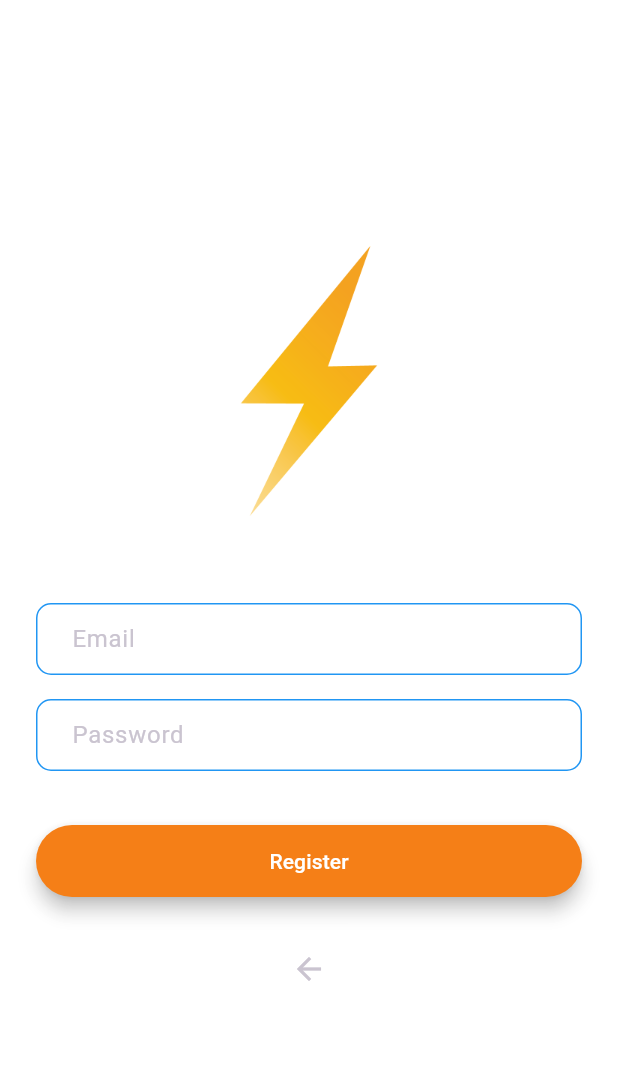
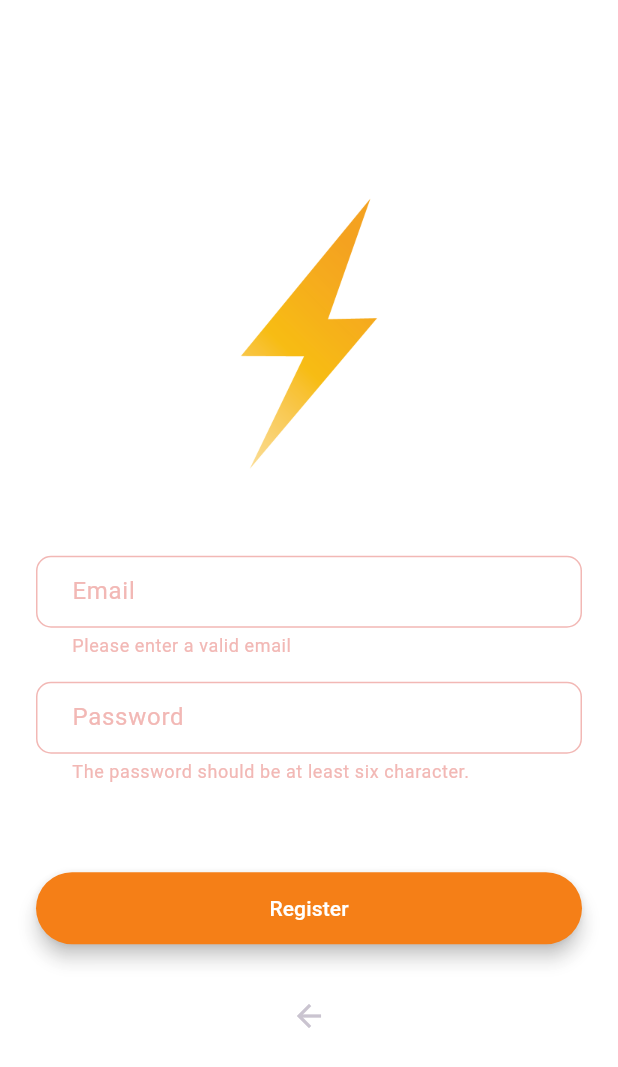
Before and after one commit to shkula99/Flash-Chat, a Flutter app: the RegistrationScreen screen opened by its route, after a tap on "Register", on a phone screen of 412 x 824 dp. Shown: the top 1067 px of the screen. Run offline on Flutter 3.47's test engine with Material 3 defaults, Android fonts, the phone set to English and light mode, and no system bars; our stand-ins replace animated_text_kit, email_validator, firebase_auth, firebase_core; accounts and stored records are empty.

```diff
--- a/lib/screens/registration_screen.dart
+++ b/lib/screens/registration_screen.dart
@@ -1,6 +1,7 @@
 import 'package:email_validator/email_validator.dart';
+import 'package:firebase_auth/firebase_auth.dart';
 import 'package:flash_chat_starting_project/components/rounded_button.dart';
-
+import 'package:flash_chat_starting_project/screens/chat_screen.dart';
 import '/constants.dart';
 import 'package:flutter/material.dart';
 
@@ -11,6 +12,12 @@ class RegistrationScreen extends StatefulWidget {
 }
 
 class _RegistrationScreenState extends State<RegistrationScreen> {
+  final TextEditingController _emailController = TextEditingController();
+  final TextEditingController _passwordController = TextEditingController();
+  final GlobalKey<FormState> _formKey = GlobalKey<FormState>();
+  var auth = FirebaseAuth.instance;
+  String errorMessage = '';
+
   @override
   Widget build(BuildContext context) {
     return Scaffold(
@@ -31,36 +38,65 @@ class _RegistrationScreenState extends State<RegistrationScreen> {
             const SizedBox(
               height: 48.0,
             ),
+            Form(
+              key: _formKey,
+              child: Column(children: [
                 TextFormField(
-              decoration: kTextFieldDecoration.copyWith(hintText: 'Enter your email',
-              labelText: 'Email'),
-              onChanged: (value) {
-                //Do something with the user input
-              },
+                  decoration: kTextFieldDecoration.copyWith(
+                      hintText: 'Enter your email', labelText: 'Email'),
+                  controller: _emailController,
                   autovalidateMode: AutovalidateMode.onUserInteraction,
-              validator: (email){
-                return email!=null && EmailValidator.validate(email) ? null : 'Please enter a valid email';
+                  validator: (email) {
+                    return email != null && EmailValidator.validate(email)
+                        ? null
+                        : 'Please enter a valid email';
                   },
                 ),
                 const SizedBox(
                   height: 16,
                 ),
                 TextFormField(
-              decoration: kTextFieldDecoration.copyWith(hintText: 'Enter your password',
-              labelText: 'Password'),
+                  decoration: kTextFieldDecoration.copyWith(
+                      hintText: 'Enter your password', labelText: 'Password'),
                   obscureText: true,
-              onChanged: (value) {
-                //Do something with the user input
+                  controller: _passwordController,
+                  autovalidateMode: AutovalidateMode.onUserInteraction,
+                  validator: (password) {
+                    return password != null && password.length > 5
+                        ? null
+                        : 'The password should be at least six character.';
                   },
-              autovalidateMode: AutovalidateMode.onUserInteraction,
-              validator: (password){
-                return password!=null && password.length>5 ? null : 'The password should be at least six character.';
-              },
+                ),
+              ]),
             ),
             const SizedBox(
               height: 24.0,
             ),
-           RoundedButton(color: kRegisterButtonColor, title: 'Register', onpressed: (){}),
+            Text(errorMessage,
+                textAlign: TextAlign.center,
+                style: TextStyle(color: Colors.red, fontSize: 16)
+            ),
+            RoundedButton(
+                color: kRegisterButtonColor,
+                title: 'Register',
+                onpressed: () async {
+                  if(_formKey.currentState!.validate()){
+                    try {
+                     await auth.createUserWithEmailAndPassword(
+                          email: _emailController.text,
+                          password: _passwordController.text).
+                      then((value) {
+                        Navigator.pop(context);
+                        Navigator.pushNamed(context, ChatScreen.id);
+                      });
+                    } catch(e){
+                      print('ERROR ${e.toString()}');
+                      setState(() {
+                        errorMessage = e.toString().split('] ')[1];
+                      });
+                    }
+                  }
+                }),
             const SizedBox(height: 12),
             IconButton(
               icon: const Icon(Icons.arrow_back),
--- a/lib/screens/welcome_screen.dart
+++ b/lib/screens/welcome_screen.dart
@@ -73,7 +73,8 @@ class _WelcomeScreenState extends State<WelcomeScreen>
             RoundedButton(color: kLoginButtonColor, title: 'Log In', onpressed: (){
               Navigator.pushNamed(context, LoginScreen.id);
             },),
-            RoundedButton(color: kRegisterButtonColor, title: 'Register', onpressed: (){
+            RoundedButton(color: kRegisterButtonColor, title: 'Register',
+                onpressed: (){
               Navigator.pushNamed(context, RegistrationScreen.id);
             }
             ),
--- a/pubspec.yaml
+++ b/pubspec.yaml
@@ -36,6 +36,9 @@ dependencies:
   cupertino_icons: ^1.0.5
   animated_text_kit: ^4.2.2
   email_validator: ^3.0.0
+  firebase_core: ^3.10.0
+  firebase_auth: ^5.4.0
+
 
 dev_dependencies:
   flutter_test:
@@ -46,7 +49,7 @@ dev_dependencies:
   # activated in the `analysis_options.yaml` file located at the root of your
   # package. See that file for information about deactivating specific lint
   # rules and activating additional ones.
-  flutter_lints: ^2.0.0
+  flutter_lints: ^4.0.0
 
 # For information on the generic Dart part of this file, see the
 # following page: https://dart.dev/tools/pub/pubspec
```
Also changed, not shown: lib/main.dart (+7 -2 lines), firebase.json (added), lib/firebase_options.dart (added), pubspec.lock, 4 other files. Lines whose indentation alone changed are shown as unchanged.
